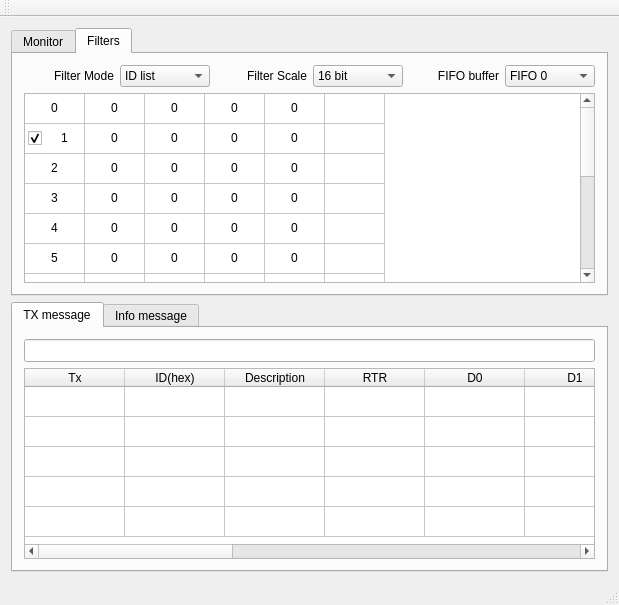
Above: mainwindow.ui from AndriiRozin/USBtoCAN2 before the change. Below: the same form after it.
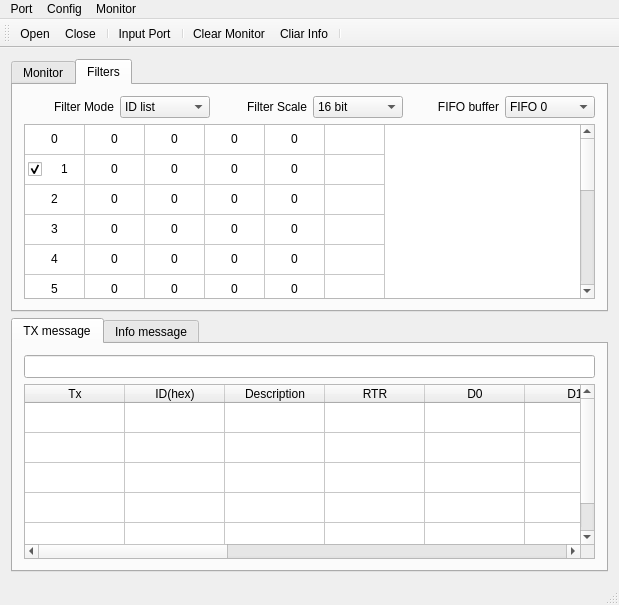
That is the form after the change. The open tabs and pages were chosen to show the change. Icons and pictures are not drawn.

```diff
--- a/mainwindow.ui
+++ b/mainwindow.ui
@@ -1331,6 +1331,23 @@
     </item>
    </layout>
   </widget>
+  <widget class="QToolBar" name="mainToolBar">
+   <attribute name="toolBarArea">
+    <enum>TopToolBarArea</enum>
+   </attribute>
+   <attribute name="toolBarBreak">
+    <bool>false</bool>
+   </attribute>
+   <addaction name="actionOpen"/>
+   <addaction name="actionclose"/>
+   <addaction name="separator"/>
+   <addaction name="actionPort"/>
+   <addaction name="separator"/>
+   <addaction name="actionClear_Monitor"/>
+   <addaction name="actionCliar_Info"/>
+   <addaction name="separator"/>
+  </widget>
+  <widget class="QStatusBar" name="statusBar"/>
   <widget class="QMenuBar" name="menuBar">
    <property name="geometry">
     <rect>
@@ -1340,16 +1357,85 @@
      <height>21</height>
     </rect>
    </property>
+   <widget class="QMenu" name="menuopen">
+    <property name="title">
+     <string>Port</string>
+    </property>
+    <addaction name="actionOpen"/>
+    <addaction name="actionclose"/>
+   </widget>
+   <widget class="QMenu" name="menuConfig">
+    <property name="title">
+     <string>Config</string>
+    </property>
+    <addaction name="actionPort"/>
+    <addaction name="actionCAN"/>
+   </widget>
+   <widget class="QMenu" name="menuMonitor">
+    <property name="title">
+     <string>Monitor</string>
+    </property>
+    <addaction name="actionClear_Monitor"/>
+    <addaction name="actionCliar_Info"/>
+   </widget>
+   <addaction name="menuopen"/>
+   <addaction name="menuConfig"/>
+   <addaction name="menuMonitor"/>
   </widget>
-  <widget class="QToolBar" name="mainToolBar">
-   <attribute name="toolBarArea">
-    <enum>TopToolBarArea</enum>
-   </attribute>
-   <attribute name="toolBarBreak">
-    <bool>false</bool>
-   </attribute>
-  </widget>
-  <widget class="QStatusBar" name="statusBar"/>
+  <action name="actionclose">
+   <property name="icon">
+    <iconset resource="resourse.qrc">
+     <normaloff>:/pictures/4551807.png</normaloff>:/pictures/4551807.png</iconset>
+   </property>
+   <property name="text">
+    <string>Close</string>
+   </property>
+  </action>
+  <action name="actionOpen">
+   <property name="icon">
+    <iconset resource="resourse.qrc">
+     <normaloff>:/pictures/5430714.png</normaloff>:/pictures/5430714.png</iconset>
+   </property>
+   <property name="text">
+    <string>Open</string>
+   </property>
+  </action>
+  <action name="actionPort">
+   <property name="icon">
+    <iconset resource="resourse.qrc">
+     <normaloff>:/pictures/6215821.png</normaloff>:/pictures/6215821.png</iconset>
+   </property>
+   <property name="text">
+    <string>Input Port</string>
+   </property>
+  </action>
+  <action name="actionCAN">
+   <property name="icon">
+    <iconset resource="resourse.qrc">
+     <normaloff>:/pictures/6215821.png</normaloff>:/pictures/6215821.png</iconset>
+   </property>
+   <property name="text">
+    <string>CAN bus </string>
+   </property>
+  </action>
+  <action name="actionClear_Monitor">
+   <property name="icon">
+    <iconset resource="resourse.qrc">
+     <normaloff>:/pictures/7MhIbL.png</normaloff>:/pictures/7MhIbL.png</iconset>
+   </property>
+   <property name="text">
+    <string>Clear Monitor</string>
+   </property>
+  </action>
+  <action name="actionCliar_Info">
+   <property name="icon">
+    <iconset resource="resourse.qrc">
+     <normaloff>:/pictures/clear-icon-15.png</normaloff>:/pictures/clear-icon-15.png</iconset>
+   </property>
+   <property name="text">
+    <string>Cliar Info</string>
+   </property>
+  </action>
  </widget>
  <layoutdefault spacing="6" margin="11"/>
  <resources/>
```
Left out of the diff: 8 changed lines with no effect on the pictures.
